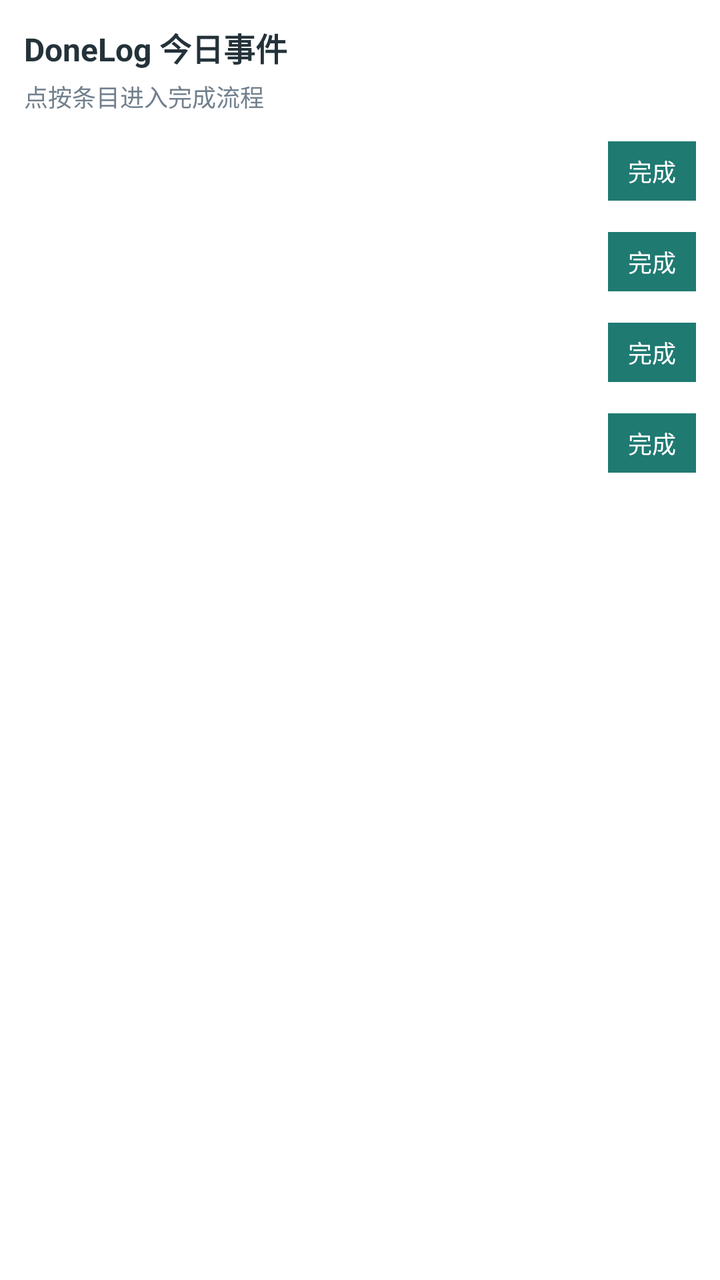
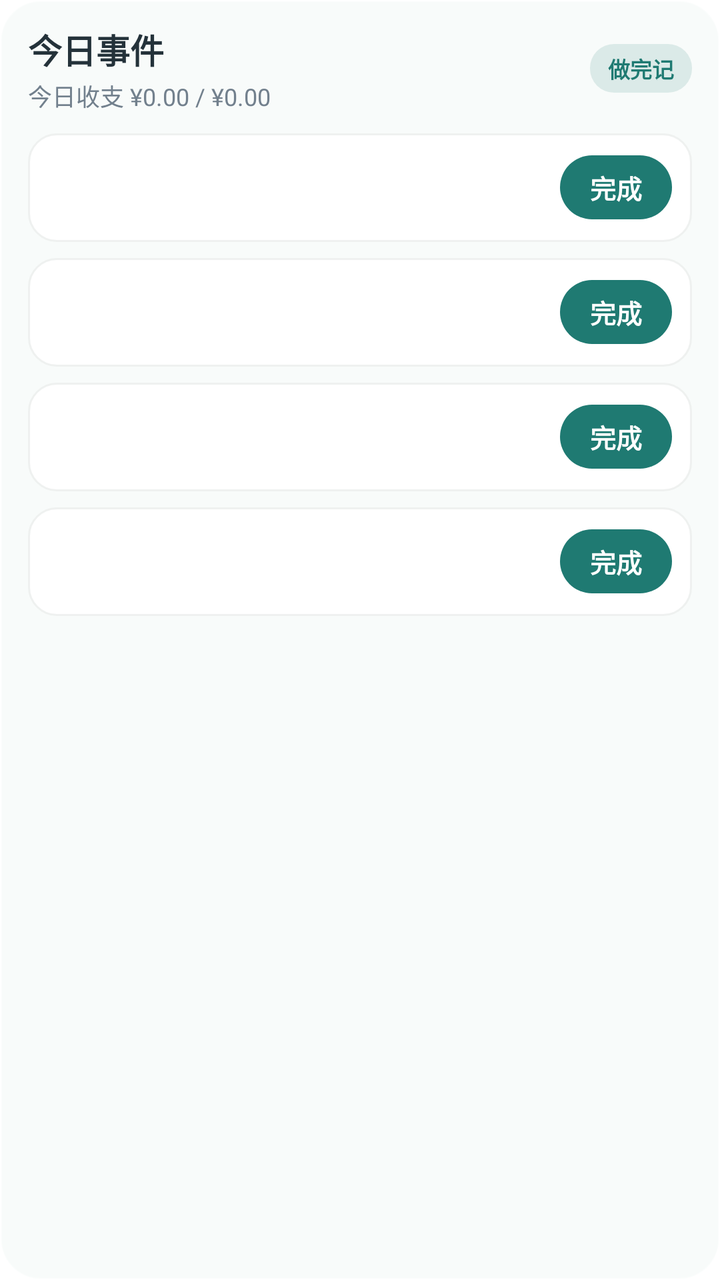

An Android layout rendered at two revisions. The XML below is the earlier revision; the diff shows what the commit changed to produce the second picture.
<!-- AndroidManifest.xml: fallback theme Theme.MaterialComponents.DayNight.NoActionBar -->
<!-- res/layout/donelog_widget.xml -->
<?xml version="1.0" encoding="utf-8"?>
<LinearLayout xmlns:android="http://schemas.android.com/apk/res/android"
	android:layout_width="match_parent"
	android:layout_height="wrap_content"
	android:orientation="vertical"
	android:padding="12dp"
	android:background="@android:color/white">

	<TextView
		android:id="@+id/widget_title"
		android:layout_width="match_parent"
		android:layout_height="wrap_content"
		android:text="DoneLog 今日事件"
		android:textColor="#24323A"
		android:textSize="16sp"
		android:textStyle="bold" />

	<TextView
		android:id="@+id/widget_subtitle"
		android:layout_width="match_parent"
		android:layout_height="wrap_content"
		android:layout_marginTop="4dp"
		android:text="点按条目进入完成流程"
		android:textColor="#72808D"
		android:textSize="12sp" />

	<LinearLayout
		android:id="@+id/row_1"
		android:layout_width="match_parent"
		android:layout_height="wrap_content"
		android:layout_marginTop="10dp"
		android:orientation="horizontal"
		android:gravity="center_vertical">
		<LinearLayout
			android:layout_width="0dp"
			android:layout_height="wrap_content"
			android:layout_weight="1"
			android:orientation="vertical">
			<TextView
				android:id="@+id/row_1_name"
				android:layout_width="wrap_content"
				android:layout_height="wrap_content"
				android:textColor="#24323A"
				android:textSize="14sp"
				android:textStyle="bold" />
			<TextView
				android:id="@+id/row_1_status"
				android:layout_width="wrap_content"
				android:layout_height="wrap_content"
				android:layout_marginTop="2dp"
				android:textColor="#72808D"
				android:textSize="12sp" />
		</LinearLayout>
		<TextView
			android:id="@+id/row_1_action"
			android:layout_width="wrap_content"
			android:layout_height="wrap_content"
			android:paddingLeft="10dp"
			android:paddingTop="6dp"
			android:paddingRight="10dp"
			android:paddingBottom="6dp"
			android:text="完成"
			android:textColor="#FFFFFF"
			android:textSize="12sp"
			android:background="#1F7A72" />
	</LinearLayout>

	<LinearLayout
		android:id="@+id/row_2"
		android:layout_width="match_parent"
		android:layout_height="wrap_content"
		android:layout_marginTop="8dp"
		android:orientation="horizontal"
		android:gravity="center_vertical">
		<LinearLayout
			android:layout_width="0dp"
			android:layout_height="wrap_content"
			android:layout_weight="1"
			android:orientation="vertical">
			<TextView
				android:id="@+id/row_2_name"
				android:layout_width="wrap_content"
				android:layout_height="wrap_content"
				android:textColor="#24323A"
				android:textSize="14sp"
				android:textStyle="bold" />
			<TextView
				android:id="@+id/row_2_status"
				android:layout_width="wrap_content"
				android:layout_height="wrap_content"
				android:layout_marginTop="2dp"
				android:textColor="#72808D"
				android:textSize="12sp" />
		</LinearLayout>
		<TextView
			android:id="@+id/row_2_action"
			android:layout_width="wrap_content"
			android:layout_height="wrap_content"
			android:paddingLeft="10dp"
			android:paddingTop="6dp"
			android:paddingRight="10dp"
			android:paddingBottom="6dp"
			android:text="完成"
			android:textColor="#FFFFFF"
			android:textSize="12sp"
			android:background="#1F7A72" />
	</LinearLayout>

	<LinearLayout
		android:id="@+id/row_3"
		android:layout_width="match_parent"
		android:layout_height="wrap_content"
		android:layout_marginTop="8dp"
		android:orientation="horizontal"
		android:gravity="center_vertical">
		<LinearLayout
			android:layout_width="0dp"
			android:layout_height="wrap_content"
			android:layout_weight="1"
			android:orientation="vertical">
			<TextView
				android:id="@+id/row_3_name"
				android:layout_width="wrap_content"
				android:layout_height="wrap_content"
				android:textColor="#24323A"
				android:textSize="14sp"
				android:textStyle="bold" />
			<TextView
				android:id="@+id/row_3_status"
				android:layout_width="wrap_content"
				android:layout_height="wrap_content"
				android:layout_marginTop="2dp"
				android:textColor="#72808D"
				android:textSize="12sp" />
		</LinearLayout>
		<TextView
			android:id="@+id/row_3_action"
			android:layout_width="wrap_content"
			android:layout_height="wrap_content"
			android:paddingLeft="10dp"
			android:paddingTop="6dp"
			android:paddingRight="10dp"
			android:paddingBottom="6dp"
			android:text="完成"
			android:textColor="#FFFFFF"
			android:textSize="12sp"
			android:background="#1F7A72" />
	</LinearLayout>

	<LinearLayout
		android:id="@+id/row_4"
		android:layout_width="match_parent"
		android:layout_height="wrap_content"
		android:layout_marginTop="8dp"
		android:orientation="horizontal"
		android:gravity="center_vertical">
		<LinearLayout
			android:layout_width="0dp"
			android:layout_height="wrap_content"
			android:layout_weight="1"
			android:orientation="vertical">
			<TextView
				android:id="@+id/row_4_name"
				android:layout_width="wrap_content"
				android:layout_height="wrap_content"
				android:textColor="#24323A"
				android:textSize="14sp"
				android:textStyle="bold" />
			<TextView
				android:id="@+id/row_4_status"
				android:layout_width="wrap_content"
				android:layout_height="wrap_content"
				android:layout_marginTop="2dp"
				android:textColor="#72808D"
				android:textSize="12sp" />
		</LinearLayout>
		<TextView
			android:id="@+id/row_4_action"
			android:layout_width="wrap_content"
			android:layout_height="wrap_content"
			android:paddingLeft="10dp"
			android:paddingTop="6dp"
			android:paddingRight="10dp"
			android:paddingBottom="6dp"
			android:text="完成"
			android:textColor="#FFFFFF"
			android:textSize="12sp"
			android:background="#1F7A72" />
	</LinearLayout>
</LinearLayout>
<!-- resources referenced by this layout -->
<resources>

</resources>

<!-- the commit's change to res/layout/donelog_widget.xml (unified diff, before → after) -->
@@ -1,36 +1,74 @@
 <?xml version="1.0" encoding="utf-8"?>
 <LinearLayout xmlns:android="http://schemas.android.com/apk/res/android"
 	android:layout_width="match_parent"
-	android:layout_height="wrap_content"
+	android:layout_height="match_parent"
 	android:orientation="vertical"
-	android:padding="12dp"
-	android:background="@android:color/white">
-
-	<TextView
-		android:id="@+id/widget_title"
-		android:layout_width="match_parent"
-		android:layout_height="wrap_content"
-		android:text="DoneLog 今日事件"
-		android:textColor="#24323A"
-		android:textSize="16sp"
-		android:textStyle="bold" />
-
-	<TextView
-		android:id="@+id/widget_subtitle"
-		android:layout_width="match_parent"
-		android:layout_height="wrap_content"
-		android:layout_marginTop="4dp"
-		android:text="点按条目进入完成流程"
-		android:textColor="#72808D"
-		android:textSize="12sp" />
+	android:paddingLeft="14dp"
+	android:paddingTop="12dp"
+	android:paddingRight="14dp"
+	android:paddingBottom="12dp"
+	android:background="@drawable/donelog_widget_bg">
+
+	<LinearLayout
+		android:layout_width="match_parent"
+		android:layout_height="wrap_content"
+		android:orientation="horizontal"
+		android:gravity="center_vertical">
+
+		<LinearLayout
+			android:layout_width="0dp"
+			android:layout_height="wrap_content"
+			android:layout_weight="1"
+			android:orientation="vertical">
+
+			<TextView
+				android:id="@+id/widget_title"
+				android:layout_width="match_parent"
+				android:layout_height="wrap_content"
+				android:text="今日事件"
+				android:textColor="#24323A"
+				android:textSize="17sp"
+				android:textStyle="bold" />
+
+			<TextView
+				android:id="@+id/widget_subtitle"
+				android:layout_width="match_parent"
+				android:layout_height="wrap_content"
+				android:layout_marginTop="2dp"
+				android:ellipsize="end"
+				android:maxLines="1"
+				android:text="今日收支 ¥0.00 / ¥0.00"
+				android:textColor="#72808D"
+				android:textSize="12sp" />
+		</LinearLayout>
+
+		<TextView
+			android:layout_width="wrap_content"
+			android:layout_height="wrap_content"
+			android:layout_marginLeft="10dp"
+			android:background="@drawable/donelog_widget_badge_bg"
+			android:paddingLeft="9dp"
+			android:paddingTop="4dp"
+			android:paddingRight="9dp"
+			android:paddingBottom="4dp"
+			android:text="做完记"
+			android:textColor="#1F7A72"
+			android:textSize="11sp"
+			android:textStyle="bold" />
+	</LinearLayout>
 
 	<LinearLayout
 		android:id="@+id/row_1"
 		android:layout_width="match_parent"
 		android:layout_height="wrap_content"
 		android:layout_marginTop="10dp"
-		android:orientation="horizontal"
-		android:gravity="center_vertical">
+		android:background="@drawable/donelog_widget_row_bg"
+		android:gravity="center_vertical"
+		android:orientation="horizontal"
+		android:paddingLeft="12dp"
+		android:paddingTop="9dp"
+		android:paddingRight="10dp"
+		android:paddingBottom="9dp">
 		<LinearLayout
 			android:layout_width="0dp"
 			android:layout_height="wrap_content"
@@ -38,31 +76,34 @@
 			android:orientation="vertical">
 			<TextView
 				android:id="@+id/row_1_name"
-				android:layout_width="wrap_content"
-				android:layout_height="wrap_content"
+				android:layout_width="match_parent"
+				android:layout_height="wrap_content"
+				android:ellipsize="end"
+				android:maxLines="1"
 				android:textColor="#24323A"
 				android:textSize="14sp"
 				android:textStyle="bold" />
 			<TextView
 				android:id="@+id/row_1_status"
-				android:layout_width="wrap_content"
-				android:layout_height="wrap_content"
-				android:layout_marginTop="2dp"
+				android:layout_width="match_parent"
+				android:layout_height="wrap_content"
+				android:layout_marginTop="1dp"
+				android:ellipsize="end"
+				android:maxLines="1"
 				android:textColor="#72808D"
 				android:textSize="12sp" />
 		</LinearLayout>
 		<TextView
 			android:id="@+id/row_1_action"
-			android:layout_width="wrap_content"
-			android:layout_height="wrap_content"
-			android:paddingLeft="10dp"
-			android:paddingTop="6dp"
-			android:paddingRight="10dp"
-			android:paddingBottom="6dp"
-			android:text="完成"
-			android:textColor="#FFFFFF"
-			android:textSize="12sp"
-			android:background="#1F7A72" />
+			android:layout_width="56dp"
+			android:layout_height="32dp"
+			android:layout_marginLeft="10dp"
+			android:background="@drawable/donelog_widget_action_bg"
+			android:gravity="center"
+			android:text="完成"
+			android:textColor="#FFFFFF"
+			android:textSize="13sp"
+			android:textStyle="bold" />
 	</LinearLayout>
 
 	<LinearLayout
@@ -70,8 +111,13 @@
 		android:layout_width="match_parent"
 		android:layout_height="wrap_content"
 		android:layout_marginTop="8dp"
-		android:orientation="horizontal"
-		android:gravity="center_vertical">
+		android:background="@drawable/donelog_widget_row_bg"
+		android:gravity="center_vertical"
+		android:orientation="horizontal"
+		android:paddingLeft="12dp"
+		android:paddingTop="9dp"
+		android:paddingRight="10dp"
+		android:paddingBottom="9dp">
 		<LinearLayout
 			android:layout_width="0dp"
 			android:layout_height="wrap_content"
@@ -79,31 +125,34 @@
 			android:orientation="vertical">
 			<TextView
 				android:id="@+id/row_2_name"
-				android:layout_width="wrap_content"
-				android:layout_height="wrap_content"
+				android:layout_width="match_parent"
+				android:layout_height="wrap_content"
+				android:ellipsize="end"
+				android:maxLines="1"
 				android:textColor="#24323A"
 				android:textSize="14sp"
 				android:textStyle="bold" />
 			<TextView
 				android:id="@+id/row_2_status"
-				android:layout_width="wrap_content"
-				android:layout_height="wrap_content"
-				android:layout_marginTop="2dp"
+				android:layout_width="match_parent"
+				android:layout_height="wrap_content"
+				android:layout_marginTop="1dp"
+				android:ellipsize="end"
+				android:maxLines="1"
 				android:textColor="#72808D"
 				android:textSize="12sp" />
 		</LinearLayout>
 		<TextView
 			android:id="@+id/row_2_action"
-			android:layout_width="wrap_content"
-			android:layout_height="wrap_content"
-			android:paddingLeft="10dp"
-			android:paddingTop="6dp"
-			android:paddingRight="10dp"
-			android:paddingBottom="6dp"
-			android:text="完成"
-			android:textColor="#FFFFFF"
-			android:textSize="12sp"
-			android:background="#1F7A72" />
+			android:layout_width="56dp"
+			android:layout_height="32dp"
+			android:layout_marginLeft="10dp"
+			android:background="@drawable/donelog_widget_action_bg"
+			android:gravity="center"
+			android:text="完成"
+			android:textColor="#FFFFFF"
+			android:textSize="13sp"
+			android:textStyle="bold" />
 	</LinearLayout>
 
 	<LinearLayout
@@ -111,8 +160,13 @@
 		android:layout_width="match_parent"
 		android:layout_height="wrap_content"
 		android:layout_marginTop="8dp"
-		android:orientation="horizontal"
-		android:gravity="center_vertical">
+		android:background="@drawable/donelog_widget_row_bg"
+		android:gravity="center_vertical"
+		android:orientation="horizontal"
+		android:paddingLeft="12dp"
+		android:paddingTop="9dp"
+		android:paddingRight="10dp"
+		android:paddingBottom="9dp">
 		<LinearLayout
 			android:layout_width="0dp"
 			android:layout_height="wrap_content"
@@ -120,31 +174,34 @@
 			android:orientation="vertical">
 			<TextView
 				android:id="@+id/row_3_name"
-				android:layout_width="wrap_content"
-				android:layout_height="wrap_content"
+				android:layout_width="match_parent"
+				android:layout_height="wrap_content"
+				android:ellipsize="end"
+				android:maxLines="1"
 				android:textColor="#24323A"
 				android:textSize="14sp"
 				android:textStyle="bold" />
 			<TextView
 				android:id="@+id/row_3_status"
-				android:layout_width="wrap_content"
-				android:layout_height="wrap_content"
-				android:layout_marginTop="2dp"
+				android:layout_width="match_parent"
+				android:layout_height="wrap_content"
+				android:layout_marginTop="1dp"
+				android:ellipsize="end"
+				android:maxLines="1"
 				android:textColor="#72808D"
 				android:textSize="12sp" />
 		</LinearLayout>
 		<TextView
 			android:id="@+id/row_3_action"
-			android:layout_width="wrap_content"
-			android:layout_height="wrap_content"
-			android:paddingLeft="10dp"
-			android:paddingTop="6dp"
-			android:paddingRight="10dp"
-			android:paddingBottom="6dp"
-			android:text="完成"
-			android:textColor="#FFFFFF"
-			android:textSize="12sp"
-			android:background="#1F7A72" />
+			android:layout_width="56dp"
+			android:layout_height="32dp"
+			android:layout_marginLeft="10dp"
+			android:background="@drawable/donelog_widget_action_bg"
+			android:gravity="center"
+			android:text="完成"
+			android:textColor="#FFFFFF"
+			android:textSize="13sp"
+			android:textStyle="bold" />
 	</LinearLayout>
 
 	<LinearLayout
@@ -152,8 +209,13 @@
 		android:layout_width="match_parent"
 		android:layout_height="wrap_content"
 		android:layout_marginTop="8dp"
-		android:orientation="horizontal"
-		android:gravity="center_vertical">
+		android:background="@drawable/donelog_widget_row_bg"
+		android:gravity="center_vertical"
+		android:orientation="horizontal"
+		android:paddingLeft="12dp"
+		android:paddingTop="9dp"
+		android:paddingRight="10dp"
+		android:paddingBottom="9dp">
 		<LinearLayout
 			android:layout_width="0dp"
 			android:layout_height="wrap_content"
@@ -161,30 +223,33 @@
 			android:orientation="vertical">
 			<TextView
 				android:id="@+id/row_4_name"
-				android:layout_width="wrap_content"
-				android:layout_height="wrap_content"
+				android:layout_width="match_parent"
+				android:layout_height="wrap_content"
+				android:ellipsize="end"
+				android:maxLines="1"
 				android:textColor="#24323A"
 				android:textSize="14sp"
 				android:textStyle="bold" />
 			<TextView
 				android:id="@+id/row_4_status"
-				android:layout_width="wrap_content"
-				android:layout_height="wrap_content"
-				android:layout_marginTop="2dp"
+				android:layout_width="match_parent"
+				android:layout_height="wrap_content"
+				android:layout_marginTop="1dp"
+				android:ellipsize="end"
+				android:maxLines="1"
 				android:textColor="#72808D"
 				android:textSize="12sp" />
 		</LinearLayout>
 		<TextView
 			android:id="@+id/row_4_action"
-			android:layout_width="wrap_content"
-			android:layout_height="wrap_content"
-			android:paddingLeft="10dp"
-			android:paddingTop="6dp"
-			android:paddingRight="10dp"
-			android:paddingBottom="6dp"
-			android:text="完成"
-			android:textColor="#FFFFFF"
-			android:textSize="12sp"
-			android:background="#1F7A72" />
+			android:layout_width="56dp"
+			android:layout_height="32dp"
+			android:layout_marginLeft="10dp"
+			android:background="@drawable/donelog_widget_action_bg"
+			android:gravity="center"
+			android:text="完成"
+			android:textColor="#FFFFFF"
+			android:textSize="13sp"
+			android:textStyle="bold" />
 	</LinearLayout>
 </LinearLayout>
<!-- resource entries referenced after the edit -->
@@ -1,5 +1,38 @@
 <!-- resources referenced by this layout -->
 <resources>
-
+  <!-- drawable donelog_widget_action_bg (drawable) -->
+  <?xml version="1.0" encoding="utf-8"?>
+  <shape xmlns:android="http://schemas.android.com/apk/res/android"
+  	android:shape="rectangle">
+  	<solid android:color="#1F7A72" />
+  	<corners android:radius="16dp" />
+  </shape>
+  <!-- drawable donelog_widget_badge_bg (drawable) -->
+  <?xml version="1.0" encoding="utf-8"?>
+  <shape xmlns:android="http://schemas.android.com/apk/res/android"
+  	android:shape="rectangle">
+  	<solid android:color="#221F7A72" />
+  	<corners android:radius="12dp" />
+  </shape>
+  <!-- drawable donelog_widget_bg (drawable) -->
+  <?xml version="1.0" encoding="utf-8"?>
+  <shape xmlns:android="http://schemas.android.com/apk/res/android"
+  	android:shape="rectangle">
+  	<solid android:color="#EEF8FBFA" />
+  	<stroke
+  		android:width="1dp"
+  		android:color="#66FFFFFF" />
+  	<corners android:radius="20dp" />
+  </shape>
+  <!-- drawable donelog_widget_row_bg (drawable) -->
+  <?xml version="1.0" encoding="utf-8"?>
+  <shape xmlns:android="http://schemas.android.com/apk/res/android"
+  	android:shape="rectangle">
+  	<solid android:color="#FFFFFFFF" />
+  	<stroke
+  		android:width="1dp"
+  		android:color="#E8EEF0EF" />
+  	<corners android:radius="14dp" />
+  </shape>
 </resources>
 
